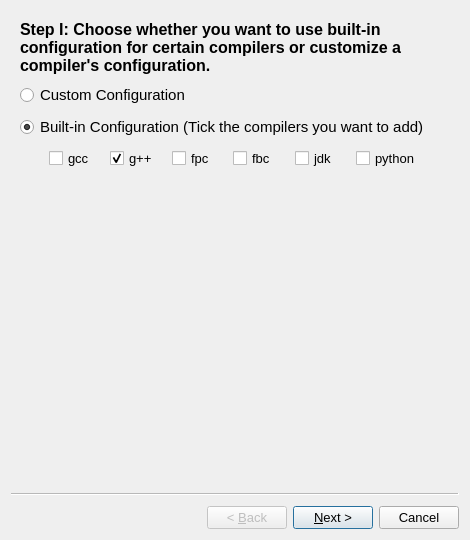
Old version of the form forms_unix/addcompilerwizard.ui in the repository Project-LemonLime/Project_LemonLime.
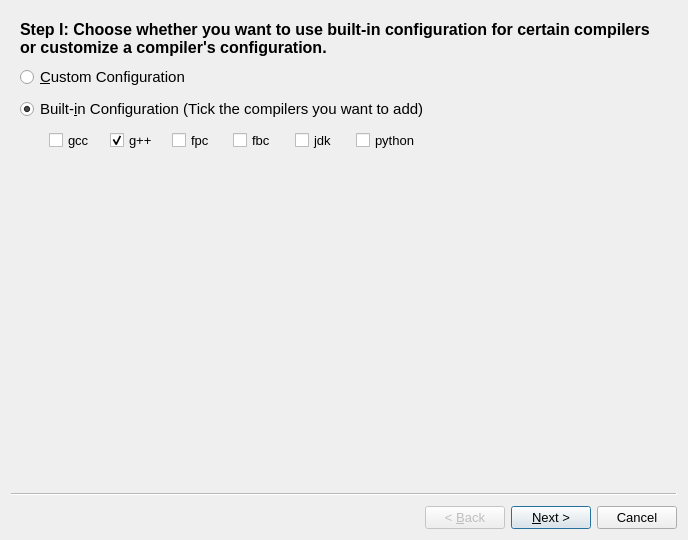
New version of the form.

Diff of the .ui file:
```diff
--- a/forms_unix/addcompilerwizard.ui
+++ b/forms_unix/addcompilerwizard.ui
@@ -6,7 +6,7 @@
    <rect>
     <x>0</x>
     <y>0</y>
-    <width>470</width>
+    <width>688</width>
     <height>540</height>
    </rect>
   </property>
@@ -53,7 +53,7 @@
            <string notr="true">font-size:11pt;</string>
           </property>
           <property name="text">
-           <string>Custom Configuration</string>
+           <string>&amp;Custom Configuration</string>
           </property>
          </widget>
         </item>
@@ -68,7 +68,7 @@
              <string notr="true">font-size:11pt;</string>
             </property>
             <property name="text">
-             <string>Built-in Configuration (Tick the compilers you want to add)</string>
+             <string>Built-&amp;in Configuration (Tick the compilers you want to add)</string>
             </property>
             <property name="checked">
              <bool>true</bool>
```
Left out of the diff: 14 changed lines with no effect on the pictures.
